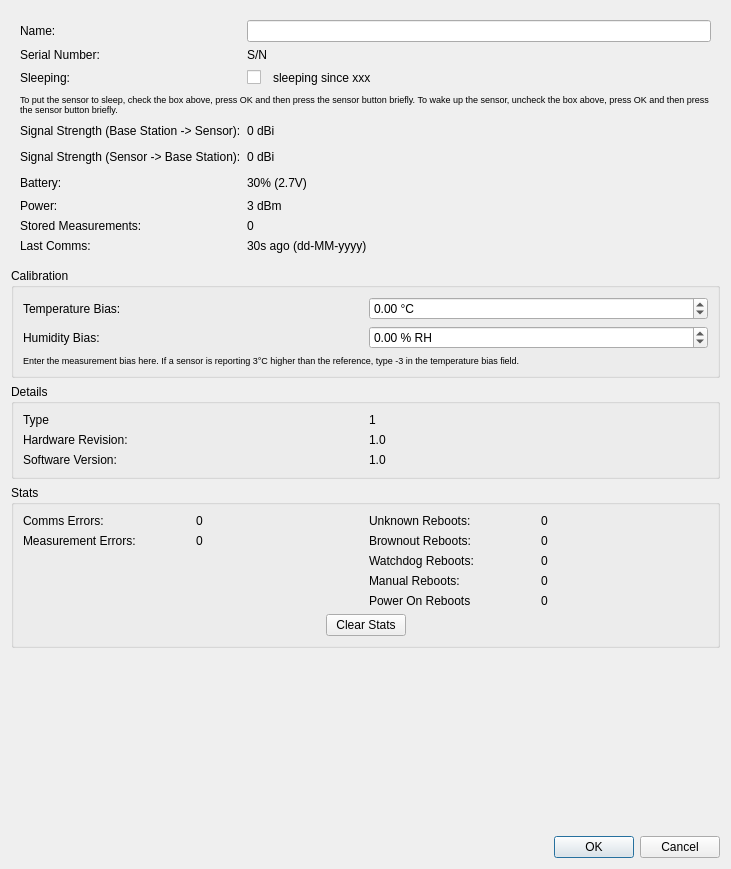
Qt form manager/src/SensorDetailsDialog.ui (porkmarks/sense) before a commit.
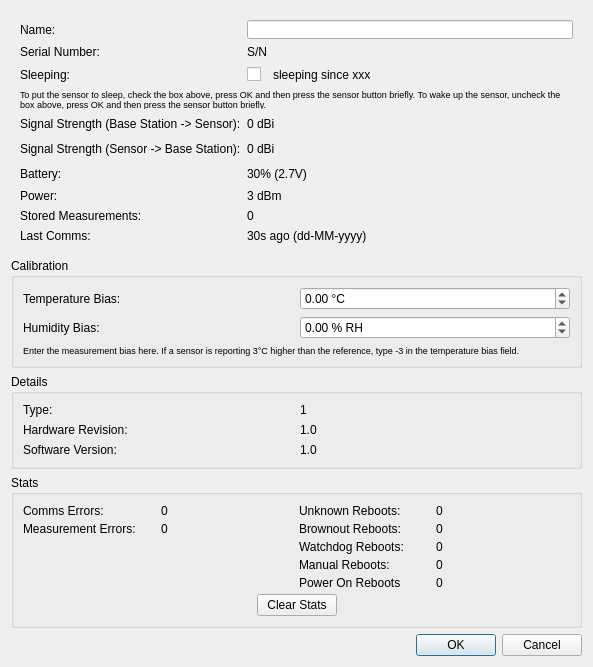
The same form after that commit.

Patch:
```diff
--- a/manager/src/SensorDetailsDialog.ui
+++ b/manager/src/SensorDetailsDialog.ui
@@ -6,8 +6,8 @@
    <rect>
     <x>0</x>
     <y>0</y>
-    <width>731</width>
-    <height>869</height>
+    <width>593</width>
+    <height>583</height>
    </rect>
   </property>
   <property name="sizePolicy">
@@ -433,7 +433,7 @@
       <item row="0" column="0">
        <widget class="QLabel" name="label_20">
         <property name="text">
-         <string>Type</string>
+         <string>Type:</string>
         </property>
        </widget>
       </item>
@@ -461,7 +461,7 @@
      </property>
      <layout class="QGridLayout" name="gridLayout_2">
       <property name="spacing">
-       <number>6</number>
+       <number>4</number>
       </property>
       <item row="6" column="3">
        <widget class="QLabel" name="resets">
```
